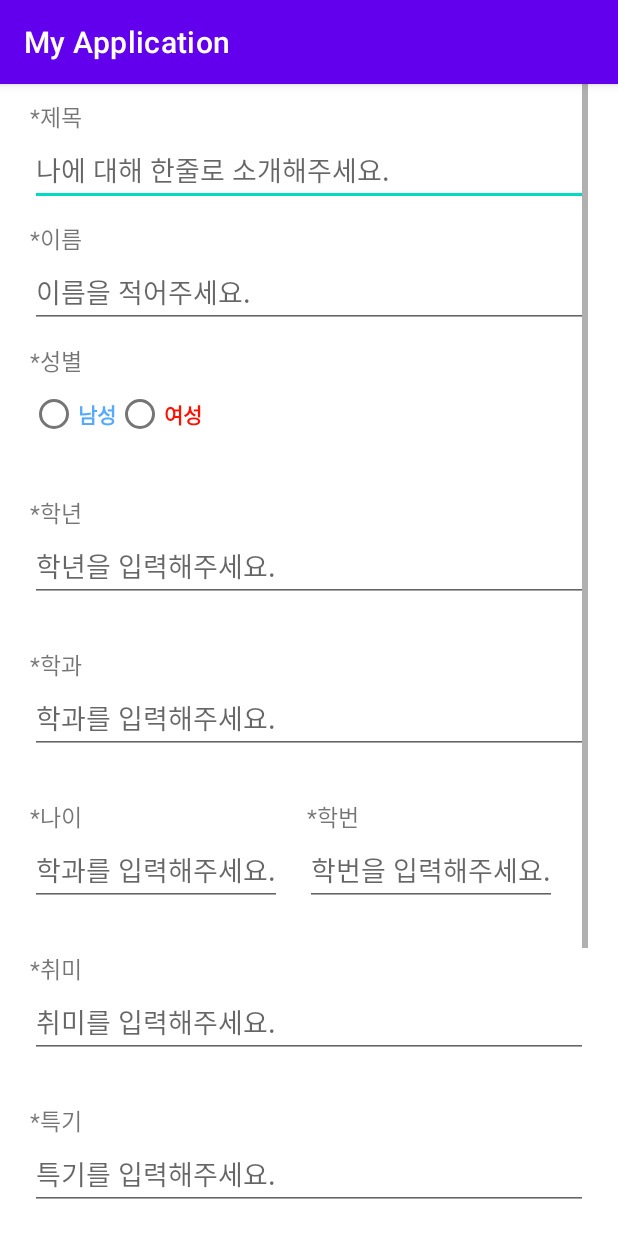
After one commit to jangh4303/capstone_report, an Android app: the Activity_Resume screen opened directly, with no data from a screen before it, on a phone screen of 412 x 824 dp. The commit adds this screen. Run offline under Robolectric (Android 15) with nearby library versions, the phone set to English and light mode, and no system bars.

Commit message:
Programmer Yun's MainMenu code Union jinho's Resume code

```diff
--- /dev/null
+++ b/app/src/main/java/com/example/myapplication/Activity_Resume.java
@@ -0,0 +1,56 @@
+package com.example.myapplication;
+
+import androidx.appcompat.app.AppCompatActivity;
+
+import android.content.Intent;
+import android.os.Bundle;
+import android.view.View;
+import android.widget.Button;
+import android.widget.CheckBox;
+import android.widget.EditText;
+import android.widget.RadioButton;
+
+public class Activity_Resume extends AppCompatActivity {
+
+    private EditText Title, Name, Grade, Old, Department_number, Department, hobby, speciality;
+    private CheckBox Check1, Check2,Check3,Check4,Check5,Check6;
+    private Button btn_back, btn_save;
+    private RadioButton Sex_female, Sex_male;
+
+
+
+    @Override
+    protected void onCreate(Bundle savedInstanceState) {
+        super.onCreate(savedInstanceState);
+        setContentView(R.layout.activity_resume);
+
+        Title = findViewById(R.id.Title);
+        Name = findViewById(R.id.Name);
+        Grade = findViewById(R.id.Grade);
+        Old = findViewById(R.id.Old);
+        Department = findViewById(R.id.Department);
+        Department_number = findViewById(R.id.Department_number);
+        hobby = findViewById(R.id.hobby);
+        speciality = findViewById(R.id.speciality);
+        Check1 = findViewById(R.id.Check1);
+        Check2 = findViewById(R.id.Check2);
+        Check3 = findViewById(R.id.Check3);
+        Check4 = findViewById(R.id.Check4);
+        Check5 = findViewById(R.id.Check5);
+        Check6 = findViewById(R.id.Check6);
+        btn_back = findViewById(R.id.btn_back);
+        btn_save =findViewById(R.id.btn_save);
+        Sex_female = findViewById(R.id.Sex_female);
+        Sex_male = findViewById(R.id.Sex_male);
+
+
+        Button button = findViewById(R.id.btn_back);
+        button.setOnClickListener(new View.OnClickListener() {
+            @Override
+            public void onClick(View view) {
+                Intent intent = new Intent(getApplicationContext(), MainActivity.class);
+                startActivity(intent);
+            }
+        });
+    }
+}
--- a/app/src/main/java/com/example/myapplication/ui/resume/ResumeFragment.java
+++ b/app/src/main/java/com/example/myapplication/ui/resume/ResumeFragment.java
@@ -1,15 +1,18 @@
 package com.example.myapplication.ui.resume;
 
+import android.content.Intent;
 import android.os.Bundle;
 import android.view.LayoutInflater;
 import android.view.View;
 import android.view.ViewGroup;
+import android.widget.Button;
 import android.widget.TextView;
 
 import androidx.annotation.NonNull;
 import androidx.fragment.app.Fragment;
 import androidx.lifecycle.ViewModelProvider;
 
+import com.example.myapplication.Activity_Resume;
 import com.example.myapplication.databinding.FragmentResumeBinding;
 
 public class ResumeFragment extends Fragment {
@@ -25,6 +28,20 @@ public class ResumeFragment extends Fragment {
         View root = binding.getRoot();
 
         final TextView textView = binding.textResume;
+
+
+        Button button = binding.btnWrite;
+        button.setOnClickListener(new View.OnClickListener() {
+            @Override
+            public void onClick(View view) {
+                Intent intent = new Intent(getContext(), Activity_Resume.class);
+                startActivity(intent);
+            }
+        });
+
+
+
+
         resumeViewModel.getText().observe(getViewLifecycleOwner(), textView::setText);
         return root;
     }
--- /dev/null
+++ b/app/src/main/res/layout/activity_resume.xml
@@ -0,0 +1,271 @@
+<?xml version="1.0" encoding="utf-8"?>
+
+
+<LinearLayout xmlns:android="http://schemas.android.com/apk/res/android"
+    xmlns:app="http://schemas.android.com/apk/res-auto"
+    xmlns:tools="http://schemas.android.com/tools"
+    xmlns:card_view="http://schemas.android.com/apk/res-auto"
+    android:layout_width="match_parent"
+    android:layout_height="wrap_content"
+    android:layout_marginBottom="10dp"
+    android:layout_marginRight="20dp"
+    android:layout_marginLeft="20dp"
+    android:gravity="center_horizontal"
+    android:orientation="vertical">
+
+
+    <ScrollView
+        android:layout_width="match_parent"
+        android:layout_height="wrap_content">
+
+        <LinearLayout
+            android:layout_width="match_parent"
+            android:layout_height="match_parent"
+            android:orientation="vertical">
+
+            <TextView
+                android:layout_marginTop="10dp"
+                android:text="*제목"
+                android:textSize="15dp"
+                android:layout_width="wrap_content"
+                android:layout_height="wrap_content"/>
+            <EditText
+                android:id="@+id/Title"
+                android:layout_width="match_parent"
+                android:layout_height="wrap_content"
+                android:hint="나에 대해 한줄로 소개해주세요."/>
+
+            <TextView
+                android:layout_marginTop="10dp"
+                android:text="*이름"
+                android:textSize="15dp"
+                android:layout_width="wrap_content"
+                android:layout_height="wrap_content"/>
+            <EditText
+                android:id="@+id/Name"
+                android:layout_width="match_parent"
+                android:layout_height="wrap_content"
+                android:hint="이름을 적어주세요."/>
+
+            <TextView
+                android:layout_marginTop="10dp"
+                android:text="*성별"
+                android:textSize="15dp"
+                android:layout_width="wrap_content"
+                android:layout_height="wrap_content"/>
+
+            <RadioGroup
+                android:id="@+id/radioGroup01"
+                android:layout_width="wrap_content"
+                android:layout_height="wrap_content"
+                android:orientation="horizontal">
+
+                <RadioButton
+                    android:id="@+id/Sex_male"
+                    android:layout_width="wrap_content"
+                    android:layout_height="wrap_content"
+                    android:text="남성"
+                    android:textColor="#ff55aaff"
+                    android:textStyle="bold"/>
+
+                <RadioButton
+                    android:id="@+id/Sex_female"
+                    android:layout_width="wrap_content"
+                    android:layout_height="wrap_content"
+                    android:text="여성"
+                    android:textColor="#FF1100"
+                    android:textStyle="bold"/>
+            </RadioGroup>
+
+            <TextView
+                android:layout_marginTop="30dp"
+                android:text="*학년"
+                android:textSize="15dp"
+                android:layout_width="wrap_content"
+                android:layout_height="wrap_content"/>
+            <EditText
+                android:id="@+id/Grade"
+                android:layout_width="match_parent"
+                android:layout_height="wrap_content"
+                android:hint="학년을 입력해주세요."/>
+
+            <TextView
+                android:layout_marginTop="30dp"
+                android:text="*학과"
+                android:textSize="15dp"
+                android:layout_width="wrap_content"
+                android:layout_height="wrap_content"/>
+            <EditText
+                android:id="@+id/Department"
+                android:layout_width="match_parent"
+                android:layout_height="wrap_content"
+                android:hint="학과를 입력해주세요."/>
+
+            <LinearLayout
+                android:orientation="horizontal"
+                android:layout_width="wrap_content"
+                android:layout_height="wrap_content">
+
+                <TextView
+                    android:layout_marginTop="30dp"
+                    android:text="*나이"
+                    android:textSize="15dp"
+                    android:layout_marginRight="150dp"
+                    android:layout_width="wrap_content"
+                    android:layout_height="wrap_content"/>
+                <TextView
+                    android:layout_marginTop="30dp"
+                    android:text="*학번"
+                    android:textSize="15dp"
+                    android:layout_width="wrap_content"
+                    android:layout_height="wrap_content"/>
+
+
+            </LinearLayout>
+
+            <LinearLayout
+                android:orientation="horizontal"
+                android:layout_width="wrap_content"
+                android:layout_height="wrap_content">
+
+                <EditText
+                    android:id="@+id/Old"
+                    android:layout_width="match_parent"
+                    android:layout_height="wrap_content"
+                    android:layout_marginRight="15dp"
+                    android:hint="학과를 입력해주세요."
+                    tools:ignore="TouchTargetSizeCheck" />
+
+                <EditText
+                    android:id="@+id/Department_number"
+                    android:layout_width="match_parent"
+                    android:layout_height="wrap_content"
+                    android:hint="학번을 입력해주세요."
+                    tools:ignore="TouchTargetSizeCheck" />
+
+
+            </LinearLayout>
+
+
+            <TextView
+                android:layout_marginTop="30dp"
+                android:text="*취미"
+                android:textSize="15dp"
+                android:layout_width="wrap_content"
+                android:layout_height="wrap_content"/>
+            <EditText
+                android:id="@+id/hobby"
+                android:layout_width="match_parent"
+                android:layout_height="wrap_content"
+                android:hint="취미를 입력해주세요."/>
+
+            <TextView
+                android:layout_marginTop="30dp"
+                android:text="*특기"
+                android:textSize="15dp"
+                android:layout_width="wrap_content"
+                android:layout_height="wrap_content"/>
+            <EditText
+                android:id="@+id/speciality"
+                android:layout_width="match_parent"
+                android:layout_height="wrap_content"
+                android:hint="특기를 입력해주세요."/>
+
+
+
+
+            <TextView
+                android:layout_marginTop="30dp"
+                android:text="*관심분야(중복체크가능)"
+                android:textSize="15dp"
+                android:layout_width="wrap_content"
+                android:layout_height="wrap_content"/>
+
+            <LinearLayout
+                android:layout_width="match_parent"
+                android:layout_height="match_parent"
+                android:orientation="horizontal">
+
+                <CheckBox
+                    android:id="@+id/Check1"
+                    android:text="문예분과"
+                    android:layout_marginRight="50dp"
+                    android:layout_width="wrap_content"
+                    android:layout_height="wrap_content"/>
+
+                <CheckBox
+                    android:id="@+id/Check2"
+                    android:text="학술분과"
+                    android:layout_marginRight="50dp"
+                    android:layout_width="wrap_content"
+                    android:layout_height="wrap_content"/>
+
+                <CheckBox
+                    android:id="@+id/Check3"
+                    android:text="봉사분과"
+                    android:layout_marginRight="10dp"
+                    android:layout_width="wrap_content"
+                    android:layout_height="wrap_content"/>
+
+
+
+
+
+            </LinearLayout>
+
+            <LinearLayout
+                android:layout_width="match_parent"
+                android:layout_height="match_parent"
+                android:orientation="horizontal">
+
+                <CheckBox
+                    android:id="@+id/Check4"
+                    android:text="종교분과"
+                    android:layout_marginRight="50dp"
+                    android:layout_width="wrap_content"
+                    android:layout_height="wrap_content"/>
+
+                <CheckBox
+                    android:id="@+id/Check5"
+                    android:text="수련분과"
+                    android:layout_marginRight="50dp"
+                    android:layout_width="wrap_content"
+                    android:layout_height="wrap_content"/>
+
+                <CheckBox
+                    android:id="@+id/Check6"
+                    android:text="학과맞춤"
+                    android:layout_marginRight="10dp"
+                    android:layout_width="wrap_content"
+                    android:layout_height="wrap_content"/>
+
+            </LinearLayout>
+
+
+
+            <LinearLayout
+                android:layout_width="match_parent"
+                android:layout_marginTop="50dp"
+                android:layout_height="match_parent"
+                android:orientation="horizontal">
+
+                <Button
+                    android:id="@+id/btn_save"
+                    android:text="저장"
+                    android:layout_marginLeft="60dp"
+                    android:layout_marginRight="75dp"
+                    android:layout_width="wrap_content"
+                    android:layout_height="wrap_content"/>
+                <Button
+                    android:id="@+id/btn_back"
+                    android:text="나가기"
+                    android:layout_width="wrap_content"
+                    android:layout_height="wrap_content"/>
+
+            </LinearLayout>
+
+
+        </LinearLayout>
+    </ScrollView>
+
+</LinearLayout>
--- a/app/src/main/res/layout/fragment_resume.xml
+++ b/app/src/main/res/layout/fragment_resume.xml
@@ -19,4 +19,15 @@
         app:layout_constraintEnd_toEndOf="parent"
         app:layout_constraintStart_toStartOf="parent"
         app:layout_constraintTop_toTopOf="parent" />
+
+    <Button
+        android:id="@+id/btn_write"
+        android:layout_width="wrap_content"
+        android:layout_height="wrap_content"
+        android:text="이력서 작성"
+        android:textSize="15dp"
+        app:layout_constraintBottom_toTopOf="@+id/text_resume"
+        app:layout_constraintEnd_toEndOf="parent"
+        app:layout_constraintStart_toStartOf="parent"
+        app:layout_constraintTop_toTopOf="parent" />
 </androidx.constraintlayout.widget.ConstraintLayout>
```
Also changed, not shown: app/src/main/AndroidManifest.xml (+9 -1 lines).
